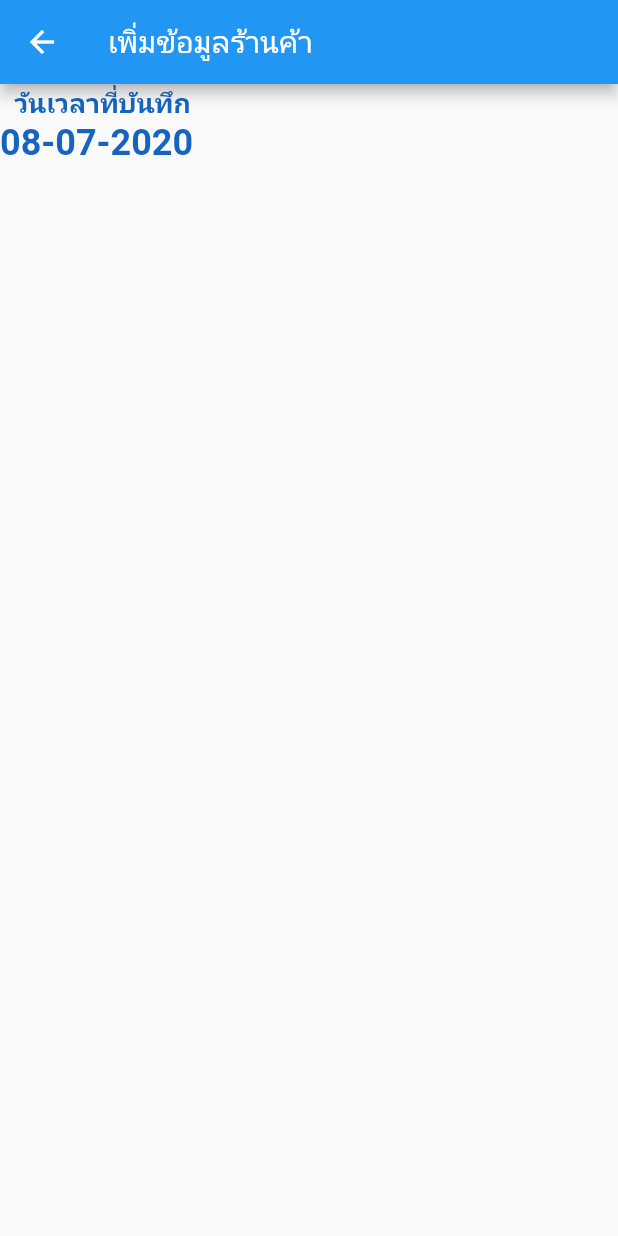
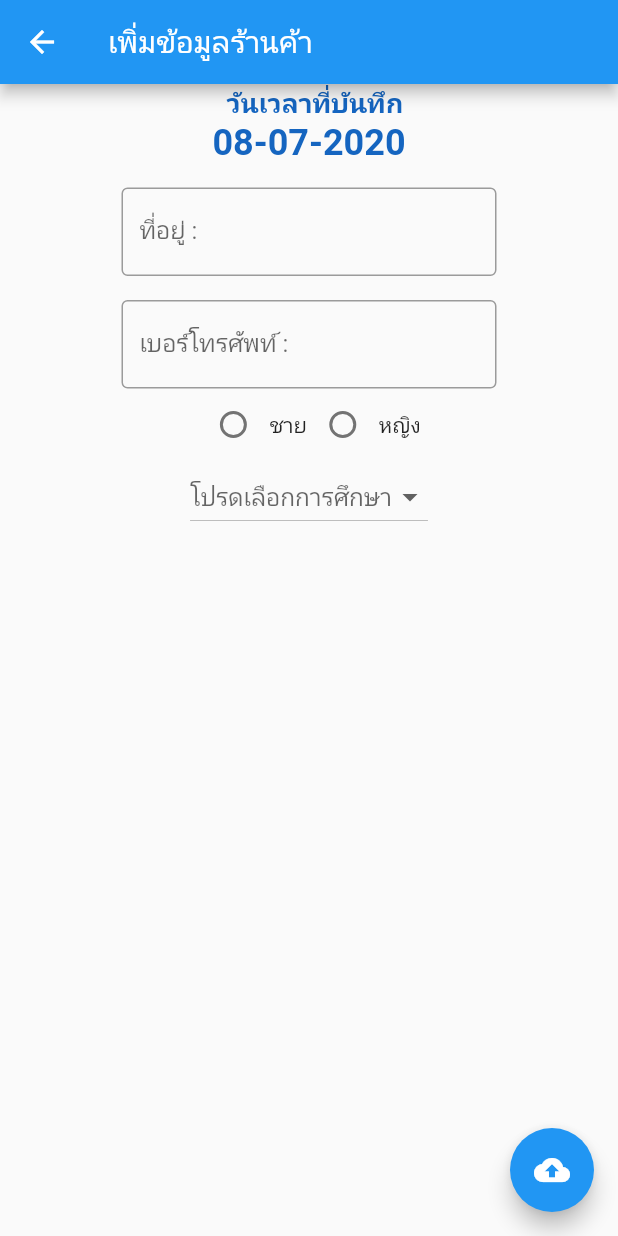
Before and after one commit to wnuntawat/armrciV2, a Flutter app: the AddInfoShop screen opened directly, on a phone screen of 412 x 824 dp. Run offline on Flutter 3.47's test engine with Material 2 defaults, Android fonts, the phone set to English and light mode, and no system bars; our stand-ins replace dio, shared_preferences; accounts and stored records are empty.

Commit message:
update 12.00

```diff
--- a/lib/page/add_info_shop.dart
+++ b/lib/page/add_info_shop.dart
@@ -1,4 +1,5 @@
 import 'package:armrci/utility/my_style.dart';
+import 'package:armrci/utility/normal_dialog.dart';
 import 'package:flutter/material.dart';
 import 'package:intl/intl.dart';
 
@@ -8,8 +9,15 @@ class AddInfoShop extends StatefulWidget {
 }
 
 class _AddInfoShopState extends State<AddInfoShop> {
-  String dateTimeString;
-
+  String dateTimeString, gender, educateString, address, phone;
+  List<String> educates = [
+    'ต่ำกว่า ป.6',
+    'มัธยมต้น',
+    'มัธยมปลาย',
+    'ปริญญาตรี',
+    'ปริญญาโท',
+    'ปริญญาเอก'
+  ];
   @override
   void initState() {
     // TODO: implement initState
@@ -27,15 +35,128 @@ class _AddInfoShopState extends State<AddInfoShop> {
   @override
   Widget build(BuildContext context) {
     return Scaffold(
+      floatingActionButton: FloatingActionButton(
+        onPressed: () {
+          if (address == null ||
+              address.isEmpty ||
+              phone == null ||
+              phone.isEmpty) {
+            normalDialog(context, 'กรุณากรอกที่อยู่เบอร์โทร');
+          } else if (gender == null) {
+            normalDialog(context, 'กรุณาเลือกเพศ');
+          } else if (educateString == null) {
+            normalDialog(context, 'กรุณาเลือกการศึกษา');
+          } else {}
+        },
+        child: Icon(Icons.cloud_upload),
+      ),
       appBar: AppBar(
         title: Text('เพิ่มข้อมูลร้านค้า'),
       ),
-      body: Column(
-        children: <Widget>[
-          MyStyle().showTextH2('วันเวลาที่บันทึก'),
-          MyStyle().showTextH1(dateTimeString == null ? '' : dateTimeString)
-        ],
+      body: SingleChildScrollView(
+        child: Column(
+          children: <Widget>[
+            titleDate(),
+            showDate(),
+            addressForm(),
+            phoneForm(),
+            genderGroup(),
+            educateGroup(),
+          ],
+        ),
       ),
     );
   }
+
+  Container educateGroup() => Container(
+        child: DropdownButton<String>(
+          value: educateString,
+          items: educates
+              .map((e) => DropdownMenuItem(
+                    child: Text(e),
+                    value: e,
+                  ))
+              .toList(),
+          hint: Text('โปรดเลือกการศึกษา'),
+          onChanged: (value) {
+            setState(() {
+              educateString = value;
+            });
+          },
+        ),
+      );
+
+  Container genderGroup() => Container(
+        child: Row(
+          mainAxisAlignment: MainAxisAlignment.center,
+          children: <Widget>[
+            maleRadio(),
+            femaleRadio(),
+          ],
+        ),
+      );
+
+  Row maleRadio() {
+    return Row(
+      children: <Widget>[
+        Radio(
+          value: 'Male',
+          groupValue: gender,
+          onChanged: (value) {
+            setState(() {
+              gender = value;
+            });
+          },
+        ),
+        Text('ชาย')
+      ],
+    );
+  }
+
+  Row femaleRadio() {
+    return Row(
+      children: <Widget>[
+        Radio(
+          value: 'Female',
+          groupValue: gender,
+          onChanged: (value) {
+            setState(() {
+              gender = value;
+            });
+          },
+        ),
+        Text('หญิง')
+      ],
+    );
+  }
+
+  Row showDate() {
+    return Row(
+      mainAxisAlignment: MainAxisAlignment.center,
+      children: <Widget>[
+        MyStyle().showTextH1(dateTimeString == null ? '' : dateTimeString),
+      ],
+    );
+  }
+
+  Widget titleDate() => MyStyle().showTextH2('วันเวลาที่บันทึก');
+
+  Widget addressForm() => Container(
+        width: 250,
+        margin: EdgeInsets.only(top: 16),
+        child: TextField(
+          onChanged: (value) => address = value.trim(),
+          decoration: MyStyle().myInputDecoration('ที่อยู่ :'),
+        ),
+      );
+
+  Widget phoneForm() => Container(
+        width: 250,
+        margin: EdgeInsets.only(top: 16),
+        child: TextField(
+          onChanged: (value) => phone = value.trim(),
+          keyboardType: TextInputType.phone,
+          decoration: MyStyle().myInputDecoration('เบอร์โทรศัพท์ :'),
+        ),
+      );
 }
```
